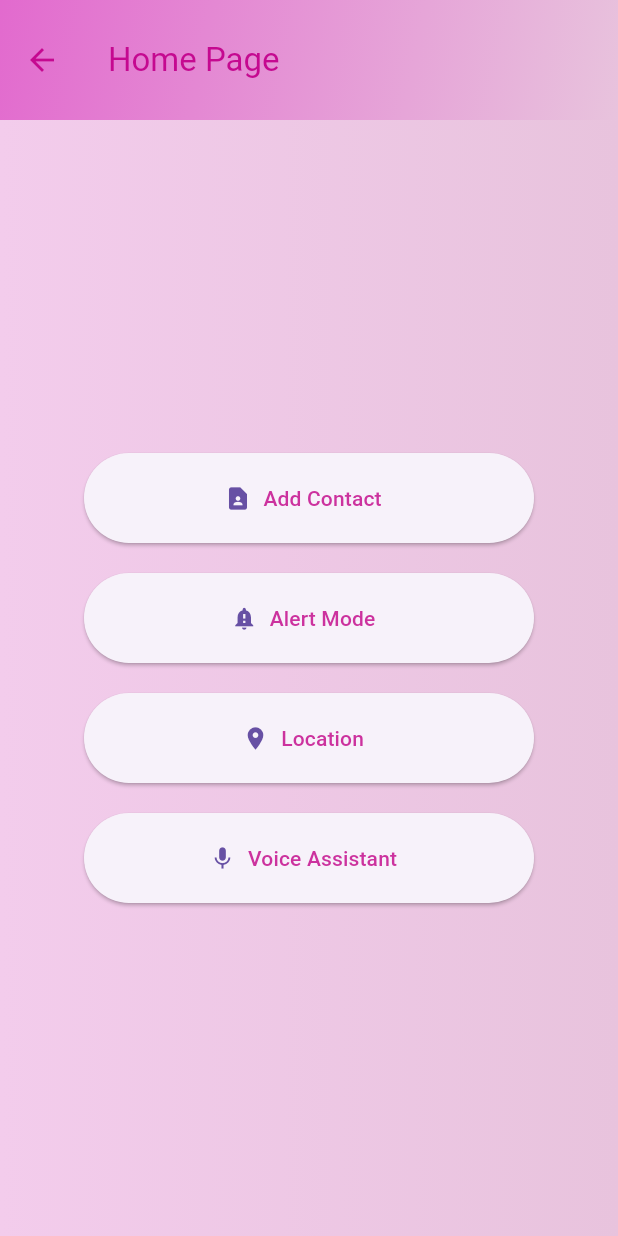
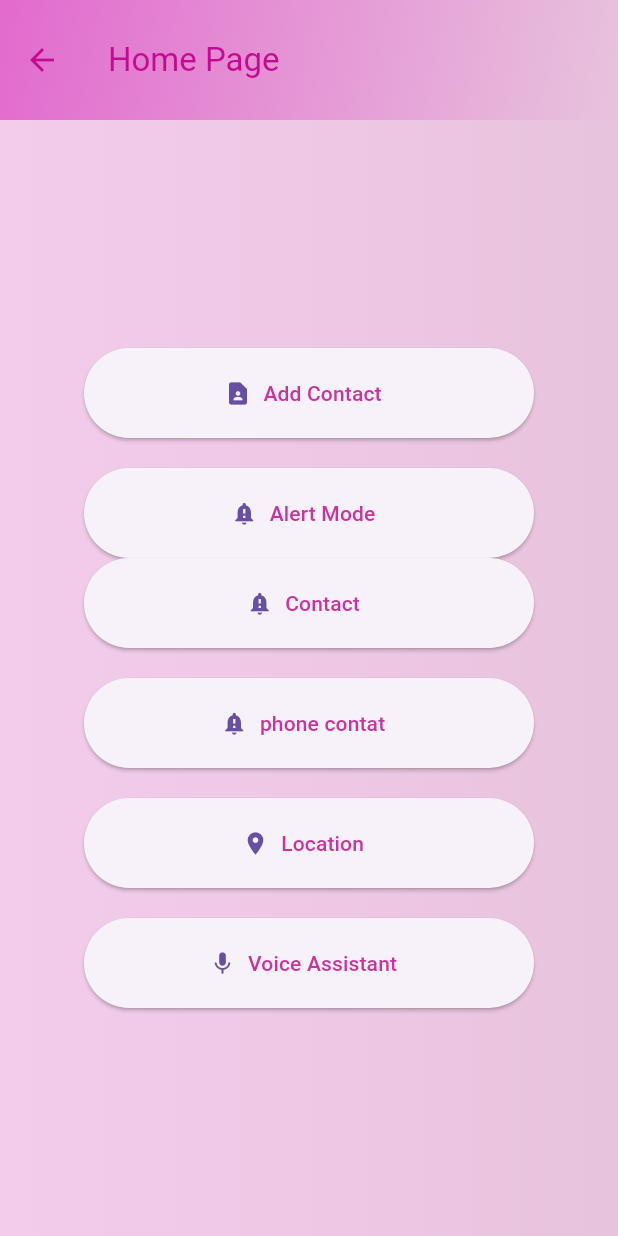
Before and after one commit to safehand456/women_safety_application, a Flutter app: the HomePage screen opened directly, on a phone screen of 412 x 824 dp. Run offline on Flutter 3.47's test engine with Material 3 defaults, Android fonts, the light colour scheme and no system bars; our stand-ins replace cloud_firestore, firebase_auth, firebase_core, flutter_contacts; missing offline and left inert: onesignal_flutter; accounts and stored records are empty; Roboto replaces fonts that are missing (robot).

Commit message:
contact listing

```diff
--- a/lib/user/userinterface.dart
+++ b/lib/user/userinterface.dart
@@ -1,5 +1,6 @@
 import 'package:flutter/material.dart';
 import 'package:women_safety_application/auth/contactlist.dart';
+import 'package:women_safety_application/user/my_contact_list.dart';
 
 
 class HomePage extends StatelessWidget {
@@ -90,7 +91,37 @@ actions: [
                       ),
                     ),
                   ),
+
+                   ElevatedButton.icon(
+                    style: ElevatedButton.styleFrom(fixedSize: Size(300, 60)),
+                    onPressed: () {
+                      Navigator.push(context, MaterialPageRoute(builder: (context) => ContactListScreen()));
+                    },
+                    icon: Icon(Icons.notification_important),
+                    label: Text(
+                      'Contact',
+                      style: TextStyle(
+                        color: const Color.fromARGB(255, 204, 50, 158),
+                      ),
+                    ),
+                  ),
                   SizedBox(height: 20),
+
+                   ElevatedButton.icon(
+                    style: ElevatedButton.styleFrom(fixedSize: Size(300, 60)),
+                    onPressed: () {
+                      Navigator.push(context, MaterialPageRoute(builder: (context) => MyphoneContactList()));
+                    },
+                    icon: Icon(Icons.notification_important),
+                    label: Text(
+                      'phone contat',
+                      style: TextStyle(
+                        color: const Color.fromARGB(255, 204, 50, 158),
+                      ),
+                    ),
+                  ),
+                    SizedBox(height: 20),
+
                   ElevatedButton.icon(
                     style: ElevatedButton.styleFrom(fixedSize: Size(300, 60)),
                     onPressed: () {},
--- a/pubspec.yaml
+++ b/pubspec.yaml
@@ -14,6 +14,9 @@ dependencies:
   cloud_firestore: ^5.6.0
   onesignal_flutter: ^5.2.9
 
+  permission_handler: ^10.4.3
+  flutter_contacts: ^1.1.9+2
+
 dev_dependencies:
   flutter_test:
     sdk: flutter
```
Also changed, not shown: lib/user/my_contact_list.dart (added, +44 -0 lines), 3 other files.
